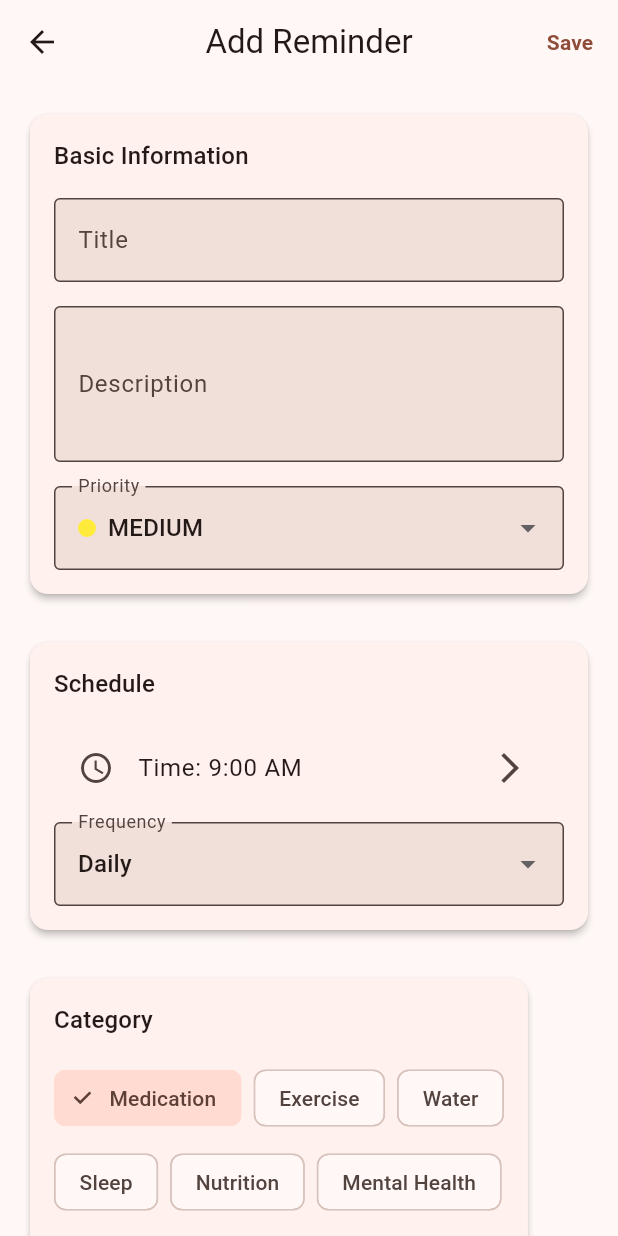
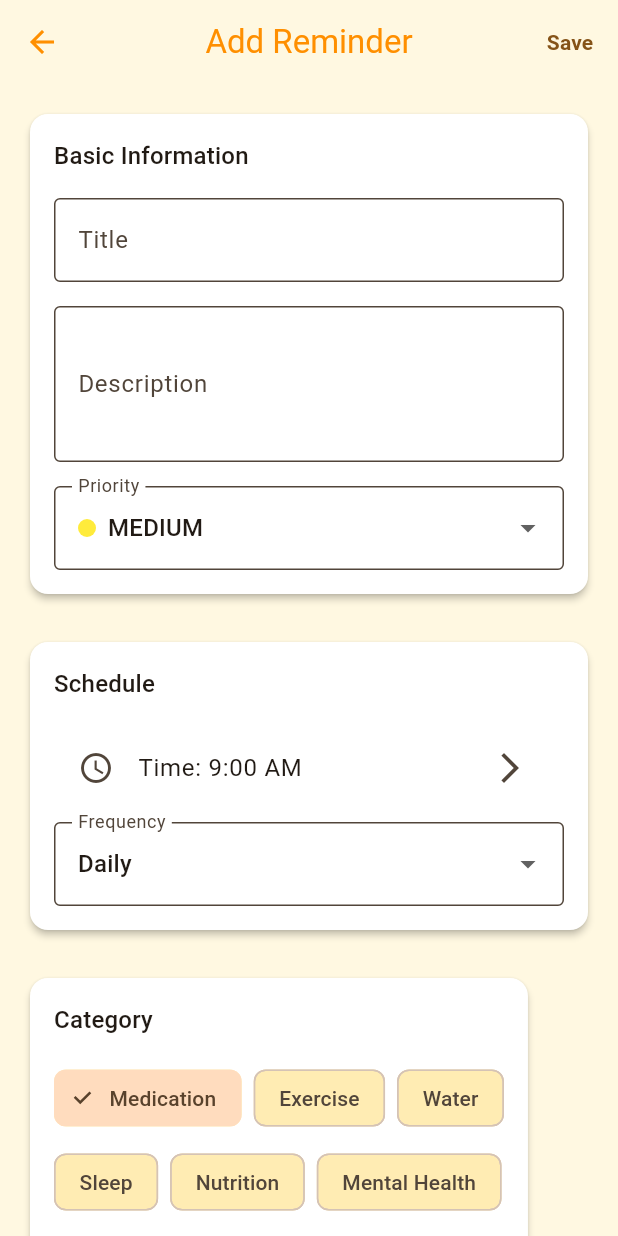
Before and after one commit to Agnelia/2do, a Flutter app: the screen it shows after launch, after a tap on the "add" icon, on a phone screen of 412 x 824 dp. Run offline on Flutter 3.47's test engine with Material 3 defaults, Android fonts, the phone set to English and light mode, and no system bars; our stand-ins replace fl_chart, shared_preferences.

Commit message:
Recalibrate sunny theme to yellow-orange palette from pinkish tones
Co-authored-by: Agnelia <13274789+Agnelia@users.noreply.github.com>

```diff
--- a/lib/screens/home_screen.dart
+++ b/lib/screens/home_screen.dart
@@ -240,7 +240,7 @@ class _HomeScreenState extends State<HomeScreen> {
                   'Weekly Streak',
                   '${statsProvider.weeklyStreak} days',
                   Icons.local_fire_department,
-                  isSunnyTheme ? const Color(0xFFFF5722) : Colors.orange, // More vibrant orange
+                  isSunnyTheme ? const Color(0xFFFF9800) : Colors.orange, // Yellow-orange instead of pinkish orange
                   isSunnyTheme,
                 ),
               ),
--- a/lib/screens/statistics_screen.dart
+++ b/lib/screens/statistics_screen.dart
@@ -111,7 +111,7 @@ class _StatisticsScreenState extends State<StatisticsScreen> {
               'Best Streak',
               '${statsProvider.bestStreak} days',
               Icons.local_fire_department,
-              isSunnyTheme ? const Color(0xFFFF5722) : Colors.orange,
+              isSunnyTheme ? const Color(0xFFFF9800) : Colors.orange, // Yellow-orange instead of pinkish
               isSunnyTheme,
             ),
             _buildOverviewCard(
--- a/lib/utils/constants.dart
+++ b/lib/utils/constants.dart
@@ -178,13 +178,13 @@ class ThemeConfig {
   static const Color tealPrimary = Colors.teal;
   static const Color tealSecondary = Colors.tealAccent;
 
-  // Sunny Day Theme Colors - More vibrant versions
-  static const Color sunnyPrimary = Color(0xFFFF5722); // Deep Orange 500 - more intense orange
-  static const Color sunnySecondary = Color(0xFFFFEB3B); // Yellow 500 - vibrant yellow
-  static const Color sunnyAccent = Color(0xFFFF3D00); // Deep Orange 700 - very intense orange
-  static const Color sunnyHighlight = Color(0xFFFFC107); // Amber 500 - bright golden yellow
-  static const Color sunnyBackground = Color(0xFFFFF3E0); // Orange 50 - warm background
-  static const Color sunnySurface = Color(0xFFFFE0B2); // Orange 100 - warm surface
+  // Sunny Day Theme Colors - Yellow-Orange focused palette
+  static const Color sunnyPrimary = Color(0xFFFF9800); // Orange 500 - pure orange (not pinkish)
+  static const Color sunnySecondary = Color(0xFFFFC107); // Amber 500 - bright yellow
+  static const Color sunnyAccent = Color(0xFFFF8F00); // Amber 700 - deep golden orange
+  static const Color sunnyHighlight = Color(0xFFFDD835); // Yellow 600 - bright golden yellow
+  static const Color sunnyBackground = Color(0xFFFFF8E1); // Amber 50 - warm yellow background
+  static const Color sunnySurface = Color(0xFFFFECB3); // Amber 100 - golden surface
 
   // Get primary color for theme
   static Color getPrimaryColor(AppThemeType theme) {
@@ -211,6 +211,70 @@ class AppTheme {
   // Generate light theme for a specific theme type
   static ThemeData getLightTheme(AppThemeType themeType) {
     final primaryColor = ThemeConfig.getPrimaryColor(themeType);
+
+    // Special handling for sunny day theme with yellow-orange backgrounds
+    if (themeType == AppThemeType.sunnyDay) {
+      return ThemeData(
+        colorScheme: ColorScheme.fromSeed(
+          seedColor: primaryColor,
+          brightness: Brightness.light,
+          background: ThemeConfig.sunnyBackground,
+          surface: ThemeConfig.sunnySurface,
+        ),
+        useMaterial3: true,
+        appBarTheme: AppBarTheme(
+          elevation: 0,
+          centerTitle: true,
+          backgroundColor: ThemeConfig.sunnyBackground,
+          foregroundColor: ThemeConfig.sunnyAccent,
+        ),
+        cardTheme: CardThemeData(
+          elevation: 2,
+          color: Colors.white,
+          shape: RoundedRectangleBorder(
+            borderRadius: BorderRadius.circular(AppConstants.radiusL),
+          ),
+        ),
+        elevatedButtonTheme: ElevatedButtonThemeData(
+          style: ElevatedButton.styleFrom(
+            backgroundColor: ThemeConfig.sunnyPrimary,
+            foregroundColor: Colors.white,
+            shape: RoundedRectangleBorder(
+              borderRadius: BorderRadius.circular(AppConstants.radiusM),
+            ),
+          ),
+        ),
+        outlinedButtonTheme: OutlinedButtonThemeData(
+          style: OutlinedButton.styleFrom(
+            foregroundColor: ThemeConfig.sunnyPrimary,
+            side: BorderSide(color: ThemeConfig.sunnyPrimary),
+            shape: RoundedRectangleBorder(
+              borderRadius: BorderRadius.circular(AppConstants.radiusM),
+            ),
+          ),
+        ),
+        textButtonTheme: TextButtonThemeData(
+          style: TextButton.styleFrom(
+            foregroundColor: ThemeConfig.sunnyPrimary,
+            shape: RoundedRectangleBorder(
+              borderRadius: BorderRadius.circular(AppConstants.radiusM),
+            ),
+          ),
+        ),
+        inputDecorationTheme: InputDecorationTheme(
+          border: OutlineInputBorder(
+            borderRadius: BorderRadius.circular(AppConstants.radiusM),
+          ),
+          filled: true,
+          fillColor: Colors.white,
+        ),
+        scaffoldBackgroundColor: ThemeConfig.sunnyBackground,
+        bottomNavigationBarTheme: BottomNavigationBarThemeData(
+          backgroundColor: ThemeConfig.sunnyBackground,
+          selectedItemColor: ThemeConfig.sunnyPrimary,
+        ),
+      );
+    }
 
     return ThemeData(
       colorScheme: ColorScheme.fromSeed(
```
Also changed, not shown: 1 other file.
